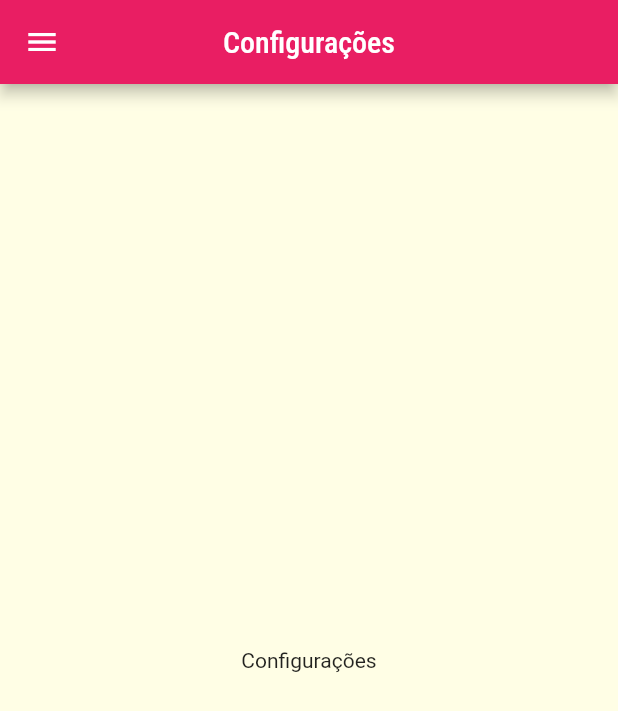
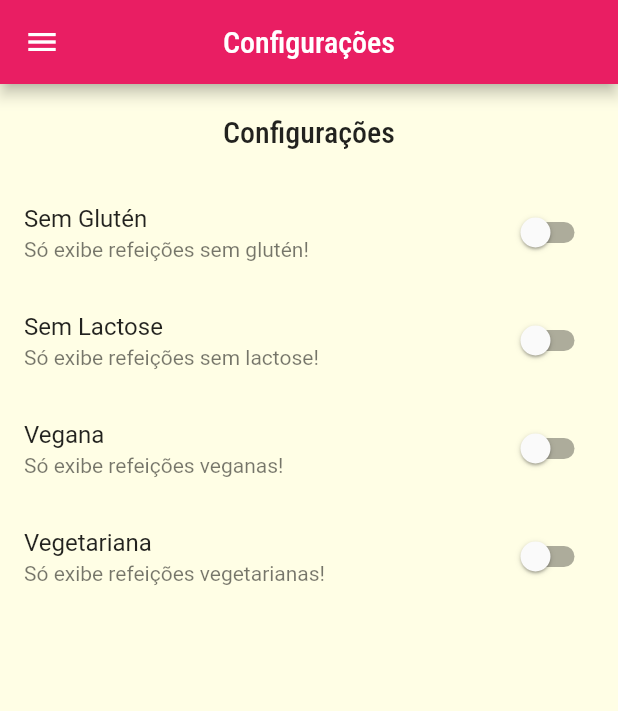
Before and after one commit to Fabio-L-C/meals, a Flutter app: the SettingsScreen screen opened by its route, on a phone screen of 412 x 824 dp. Shown: the top 711 px of the screen. Run offline on Flutter 3.47's test engine with Material 2 defaults, Android fonts, the phone set to English and light mode, and no system bars; network calls fail.

Commit message:
Aula 207 - Criando os filtros em settings

```diff
--- a/lib/components/meal_item.dart
+++ b/lib/components/meal_item.dart
@@ -10,10 +10,18 @@ class MealItem extends StatelessWidget {
   const MealItem(this.meal);
 
   void _selectMeal(BuildContext context) {
-    Navigator.of(context).pushNamed(
+    Navigator.of(context)
+        .pushNamed(
       AppRoute.MEALS_DETAIL,
       arguments: meal,
-    );
+    )
+        .then((value) {
+      if (value == null) {
+        print('------- * null');
+      } else {
+        print('------ $value');
+      }
+    });
   }
 
   @override
--- /dev/null
+++ b/lib/models/settings.dart
@@ -0,0 +1,13 @@
+class Settings {
+  bool isGlutenFree;
+  bool isLactoseFree;
+  bool isVegan;
+  bool isVegetarian;
+
+  Settings({
+    this.isGlutenFree = false,
+    this.isLactoseFree = false,
+    this.isVegan = false,
+    this.isVegetarian = false,
+  });
+}
--- a/lib/screens/meal_detail_screen.dart
+++ b/lib/screens/meal_detail_screen.dart
@@ -108,6 +108,12 @@ class _MealDetailScreenState extends State<MealDetailScreen> {
           ],
         ),
       ),
+      floatingActionButton: FloatingActionButton(
+        child: const Icon(Icons.star),
+        onPressed: () {
+          Navigator.of(context).pop(meal.title);
+        },
+      ),
     );
   }
 }
--- a/lib/screens/settings_screen.dart
+++ b/lib/screens/settings_screen.dart
@@ -1,8 +1,30 @@
 import 'package:flutter/material.dart';
 import 'package:meals/components/main_drawer.dart';
+import 'package:meals/models/settings.dart';
 
-class SettingsScreen extends StatelessWidget {
+class SettingsScreen extends StatefulWidget {
   const SettingsScreen({Key? key}) : super(key: key);
+
+  @override
+  State<SettingsScreen> createState() => _SettingsScreenState();
+}
+
+class _SettingsScreenState extends State<SettingsScreen> {
+  var settings = Settings();
+
+  Widget _createSwitch(
+    String title,
+    String subTitle,
+    bool value,
+    Function(bool) onChanged,
+  ) {
+    return SwitchListTile.adaptive(
+      title: Text(title),
+      subtitle: Text(subTitle),
+      value: value,
+      onChanged: onChanged,
+    );
+  }
 
   @override
   Widget build(BuildContext context) {
@@ -12,8 +34,46 @@ class SettingsScreen extends StatelessWidget {
         centerTitle: true,
       ),
       drawer: const MainDrawer(),
-      body: const Center(
-        child: Text('Configurações'),
+      body: Column(
+        children: [
+          Container(
+            padding: const EdgeInsets.all(20),
+            child: Text(
+              'Configurações',
+              style: Theme.of(context).textTheme.headline6,
+            ),
+          ),
+          Expanded(
+            child: ListView(
+              children: [
+                _createSwitch(
+                  'Sem Glutén',
+                  'Só exibe refeições sem glutén!',
+                  settings.isGlutenFree,
+                  (value) => setState(() => settings.isGlutenFree = value),
+                ),
+                _createSwitch(
+                  'Sem Lactose',
+                  'Só exibe refeições sem lactose!',
+                  settings.isLactoseFree,
+                  (value) => setState(() => settings.isLactoseFree = value),
+                ),
+                _createSwitch(
+                  'Vegana',
+                  'Só exibe refeições veganas!',
+                  settings.isVegan,
+                  (value) => setState(() => settings.isVegan = value),
+                ),
+                _createSwitch(
+                  'Vegetariana',
+                  'Só exibe refeições vegetarianas!',
+                  settings.isVegetarian,
+                  (value) => setState(() => settings.isVegetarian = value),
+                ),
+              ],
+            ),
+          ),
+        ],
       ),
     );
   }
```
